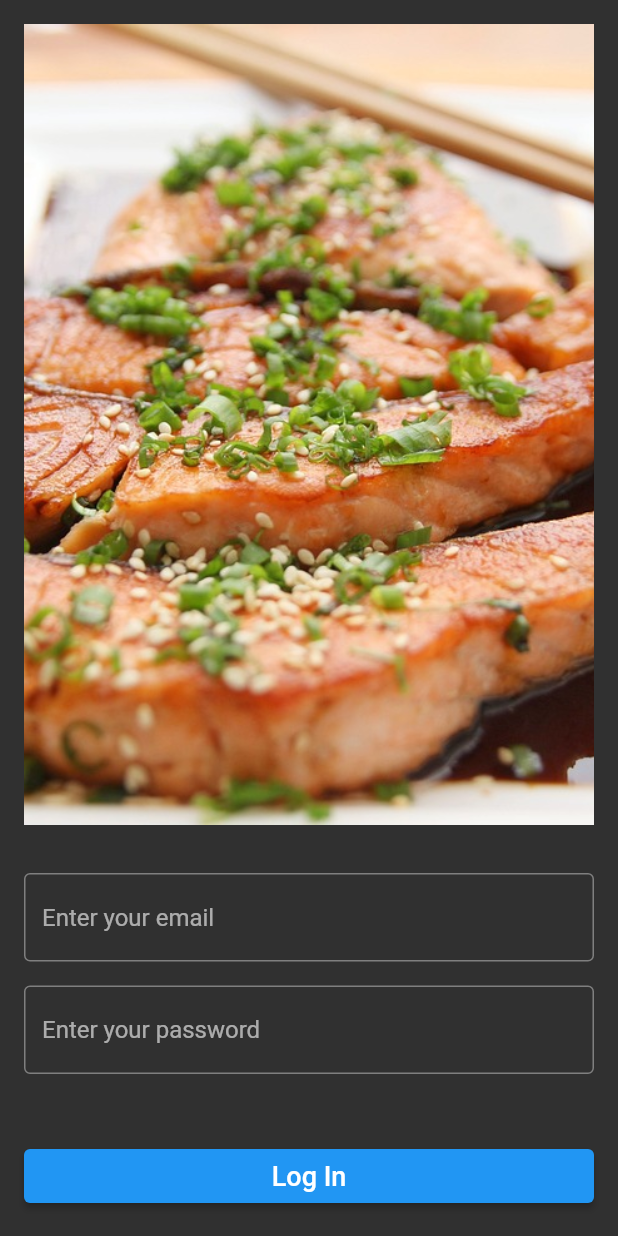
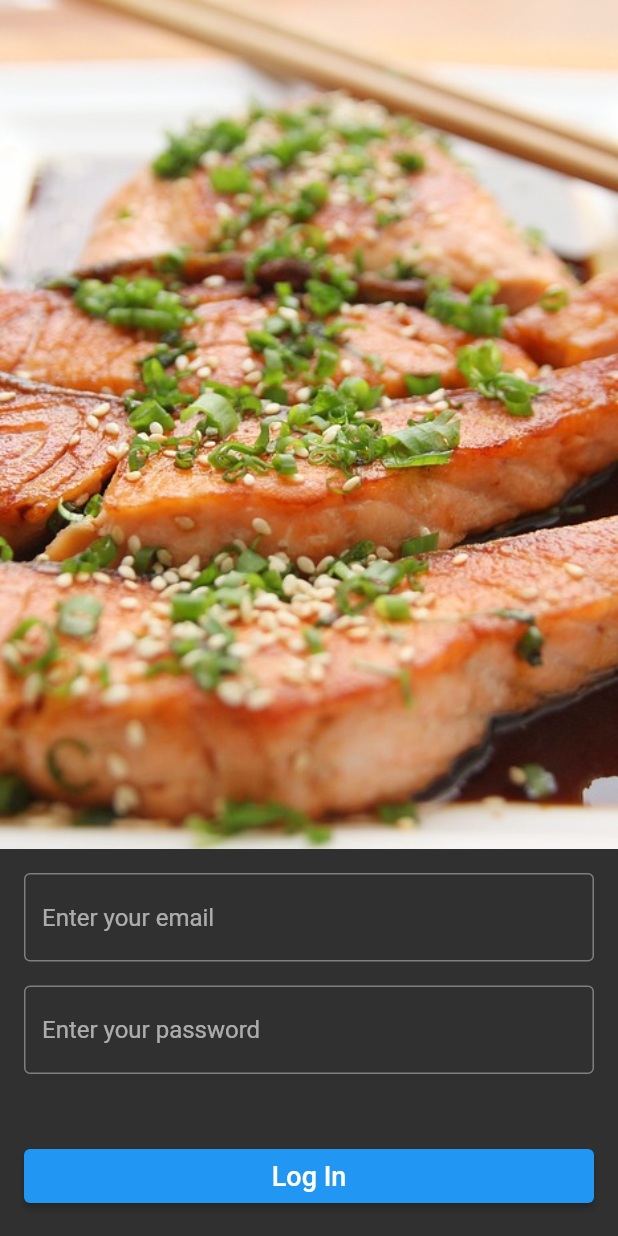
Before and after one commit to ahmnouira/flutter_dishes, a Flutter app: the screen it shows after launch, after a tap on "Log in", on a phone screen of 412 x 824 dp. Run offline on Flutter 3.47's test engine with Material 2 defaults, Android fonts, the phone set to English and light mode, and no system bars; our stand-ins replace cloud_firestore, firebase_auth, firebase_core; accounts and stored records are empty.

Commit message:
feat: updated auth hero image to take full widget

```diff
--- a/lib/src/ui/pages/auth/login_page.dart
+++ b/lib/src/ui/pages/auth/login_page.dart
@@ -53,7 +53,7 @@ class _LoginPageState extends State<LoginPage> {
       delayMilliseconds(
         milliseconds: 0,
         callback: () {
-          //  pushReplacementNamed will remove the previous route
+          // pushReplacementNamed will remove the previous route
           // in the back stack and replace it with the new route
           Navigator.pushReplacementNamed(
             context,
--- a/lib/src/ui/pages/auth/welcome_page.dart
+++ b/lib/src/ui/pages/auth/welcome_page.dart
@@ -1,5 +1,6 @@
 import 'package:flutter/material.dart';
 import 'package:flutter_dishes/src/app_route.dart' show AppRoutes;
+import 'package:flutter_dishes/src/theme/breakpoint.dart';
 import 'package:flutter_dishes/src/ui/widgets/auth_page_widget.dart';
 import 'package:flutter_dishes/src/ui/widgets/button_widget.dart';
 import 'package:flutter_dishes/src/ui/widgets/hero_widget.dart';
@@ -7,7 +8,7 @@ import 'package:flutter_dishes/src/ui/widgets/hero_widget.dart';
 class WelcomePage extends StatelessWidget {
   const WelcomePage({super.key});
 
-  static const routeName = 'welcome';
+  static const routeName = '/';
 
   @override
   Widget build(BuildContext context) {
@@ -16,6 +17,10 @@ class WelcomePage extends StatelessWidget {
         const Expanded(
           child: HeroWidget(),
         ),
+        Container(
+          padding: const EdgeInsets.all(Breakpoint.x1),
+          child:
+              Column(crossAxisAlignment: CrossAxisAlignment.stretch, children: [
             const Center(
               child: Text(
                 'My Favorite Dishes',
@@ -38,6 +43,8 @@ class WelcomePage extends StatelessWidget {
                 Navigator.pushNamed(context, AppRoutes.registerPage);
               },
             ),
+          ]),
+        ),
       ],
     );
   }
--- a/lib/src/ui/widgets/auth_form_widget.dart
+++ b/lib/src/ui/widgets/auth_form_widget.dart
@@ -37,6 +37,10 @@ class AuthFormWidget extends StatelessWidget {
               : Assets.registerHero,
         ),
       ),
+      Container(
+        padding: const EdgeInsets.all(Breakpoint.x1),
+        child:
+            Column(crossAxisAlignment: CrossAxisAlignment.stretch, children: [
           TextFieldWidget(
             placeholder: 'Enter your email',
             keyboardType: TextInputType.emailAddress,
@@ -62,6 +66,8 @@ class AuthFormWidget extends StatelessWidget {
             text: name == AuthFormName.login ? 'Log In' : 'Register',
             onPressed: submitting ? null : onSubmit,
           ),
+        ]),
+      ),
     ]);
   }
 }
--- a/lib/src/ui/widgets/auth_page_widget.dart
+++ b/lib/src/ui/widgets/auth_page_widget.dart
@@ -1,28 +1,20 @@
 import 'package:flutter/material.dart';
-import 'package:flutter_dishes/src/theme/breakpoint.dart';
 
 class AuthPageWidget extends StatelessWidget {
   final List<Widget> children;
-
-  final double padding;
-
   const AuthPageWidget({
     super.key,
     required this.children,
-    this.padding = Breakpoint.x1,
   });
 
   @override
   Widget build(BuildContext context) {
     return Scaffold(
       // backgroundColor: Colors.black26,
-      body: Padding(
-        padding: EdgeInsets.all(padding),
-        child: Column(
-          mainAxisAlignment: MainAxisAlignment.center,
-          crossAxisAlignment: CrossAxisAlignment.stretch,
-          children: children,
-        ),
+      body: Column(
+        // mainAxisAlignment: MainAxisAlignment.center,
+        crossAxisAlignment: CrossAxisAlignment.stretch,
+        children: children,
       ),
     );
   }
--- a/lib/src/ui/widgets/hero_widget.dart
+++ b/lib/src/ui/widgets/hero_widget.dart
@@ -1,6 +1,5 @@
 import 'package:flutter/material.dart';
 import 'package:flutter_dishes/src/data/assets/assets.dart';
-import 'package:flutter_dishes/src/theme/breakpoint.dart';
 
 class HeroWidget extends StatelessWidget {
   final String image;
@@ -11,8 +10,7 @@ class HeroWidget extends StatelessWidget {
   Widget build(BuildContext context) {
     return Hero(
       tag: 'logo',
-      child: Container(
-        padding: const EdgeInsets.only(bottom: Breakpoint.x2),
+      child: SizedBox(
         height: MediaQuery.of(context).size.height,
         width: MediaQuery.of(context).size.width,
         child: Image.asset(
```
Lines whose indentation alone changed are shown as unchanged.
